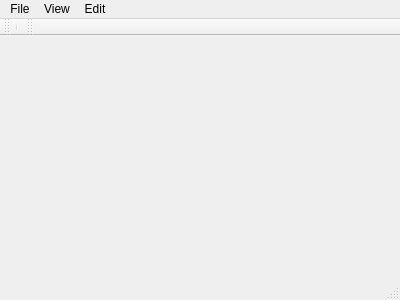
The window that Qt/ImageViewer/imageviewer.ui (hwollny/qt_projects) describes before a commit, drawn with Qt 5.
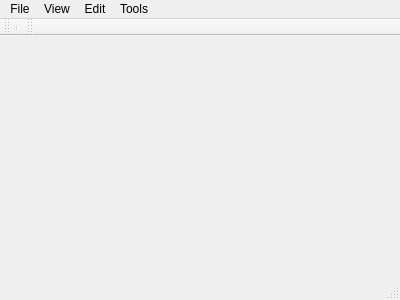
The same window after the commit.

The edit to the form file:
```diff
--- a/Qt/ImageViewer/imageviewer.ui
+++ b/Qt/ImageViewer/imageviewer.ui
@@ -51,9 +51,16 @@
     <addaction name="actionLinear_Filter"/>
     <addaction name="actionSharpen"/>
    </widget>
+   <widget class="QMenu" name="menuTools">
+    <property name="title">
+     <string>Tools</string>
+    </property>
+    <addaction name="actionConnected_Areas"/>
+   </widget>
    <addaction name="menuFile"/>
    <addaction name="menuView"/>
    <addaction name="menuEdit"/>
+   <addaction name="menuTools"/>
   </widget>
   <widget class="QToolBar" name="mainToolBar">
    <attribute name="toolBarArea">
```
Left out of the diff: 8 changed lines with no effect on the pictures.
